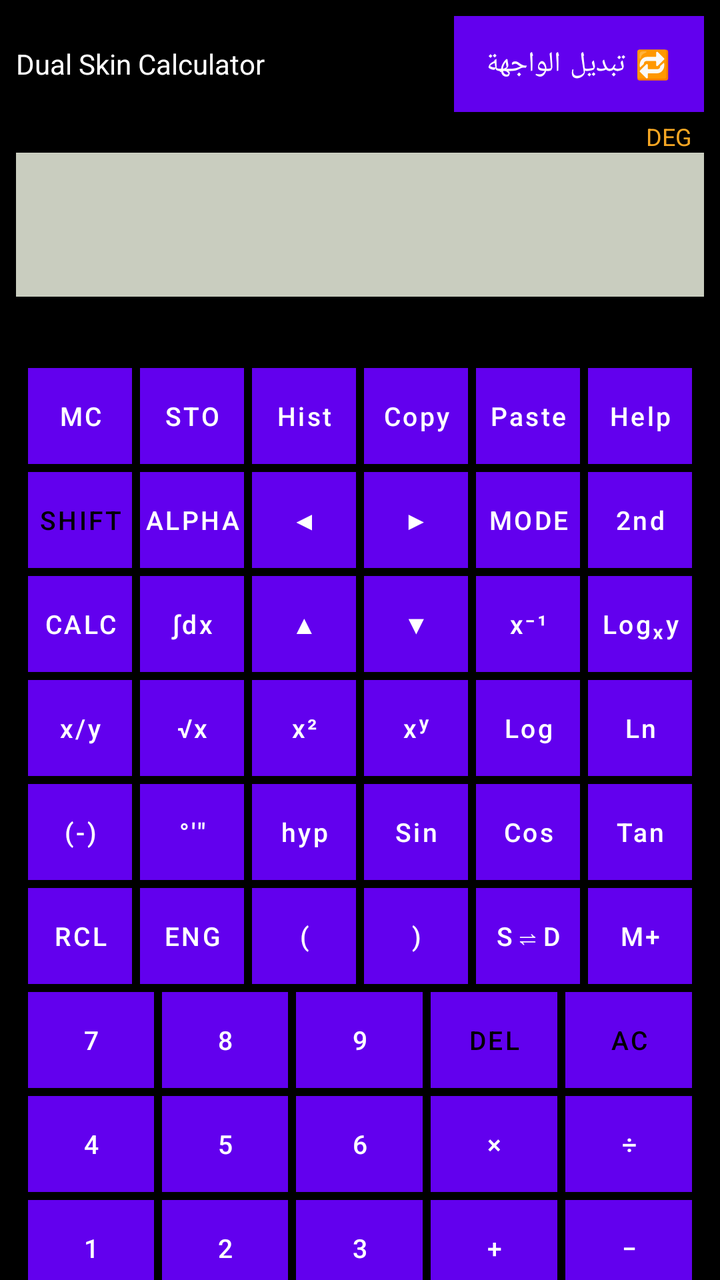
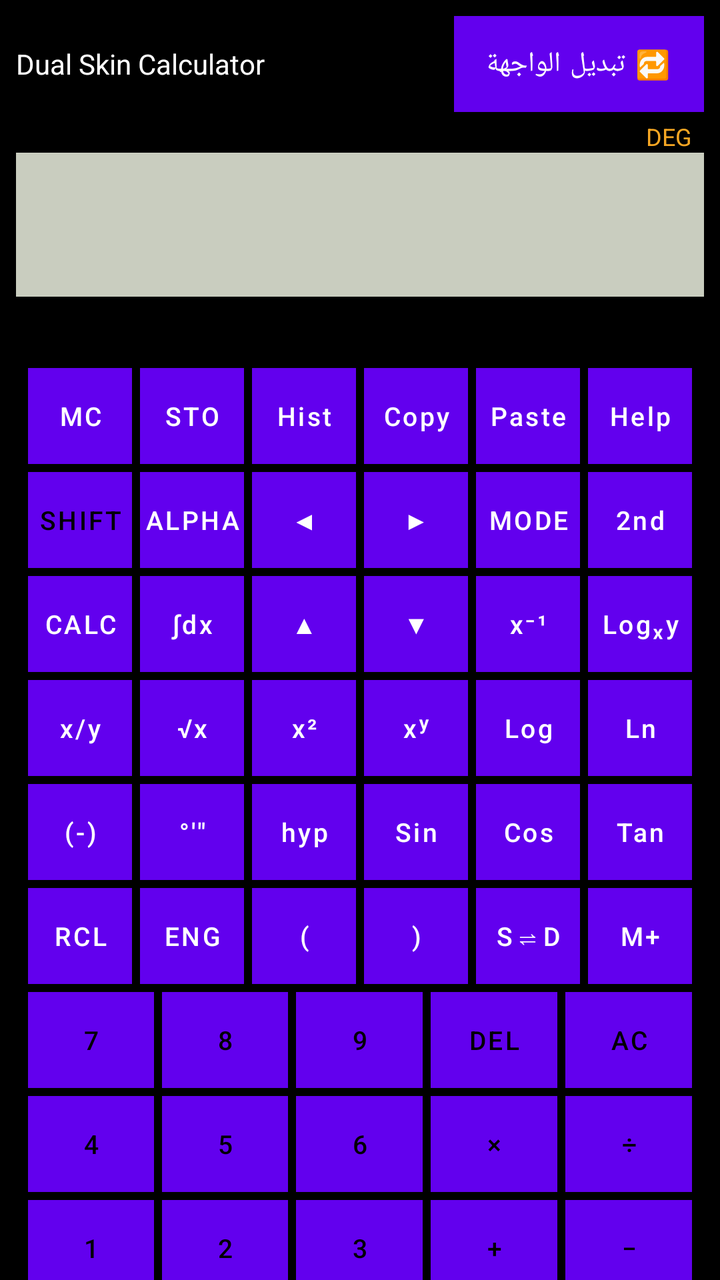

The first picture is an Android layout as it rendered before a commit; the second is the same layout after the commit. The layout source and the unified diff follow.
<!-- AndroidManifest.xml: application theme Theme.DualSkinCalculator -->
<!-- res/layout/activity_main.xml -->
<?xml version="1.0" encoding="utf-8"?>
<ScrollView xmlns:android="http://schemas.android.com/apk/res/android"
    android:layout_width="match_parent"
    android:layout_height="match_parent"
    android:background="#000000">

    <LinearLayout
        android:layout_width="match_parent"
        android:layout_height="wrap_content"
        android:orientation="vertical"
        android:padding="8dp">

        <LinearLayout
            android:layout_width="match_parent"
            android:layout_height="wrap_content"
            android:orientation="horizontal"
            android:gravity="center_vertical"
            android:paddingBottom="4dp">

            <TextView
                android:layout_width="0dp"
                android:layout_height="wrap_content"
                android:layout_weight="1"
                android:text="@string/app_name"
                android:textColor="#FFFFFF"
                android:textSize="14sp" />

            <Button
                android:id="@+id/btnToggleSkin"
                android:layout_width="wrap_content"
                android:layout_height="wrap_content"
                android:text="🔁 تبديل الواجهة"
                android:textAllCaps="false"
                android:background="@color/sci_purple"
                android:textColor="#FFFFFF" />
        </LinearLayout>

        <TextView
            android:id="@+id/statusView"
            android:layout_width="match_parent"
            android:layout_height="wrap_content"
            android:gravity="end"
            android:textColor="#F5A623"
            android:textSize="12sp"
            android:paddingEnd="6dp"
            android:text="DEG" />

        <EditText
            android:id="@+id/display"
            android:layout_width="match_parent"
            android:layout_height="72dp"
            android:gravity="end|center_vertical"
            android:textSize="28sp"
            android:padding="12dp"
            android:background="@color/sci_display_bg"
            android:textColor="#000000"
            android:inputType="none"
            android:importantForAutofill="no" />

        <TextView
            android:id="@+id/resultView"
            android:layout_width="match_parent"
            android:layout_height="wrap_content"
            android:gravity="end"
            android:textColor="#AAAAAA"
            android:textSize="16sp"
            android:paddingTop="2dp"
            android:paddingBottom="6dp"
            android:paddingEnd="12dp" />

        <FrameLayout
            android:layout_width="match_parent"
            android:layout_height="wrap_content">

            <LinearLayout
                android:id="@+id/llScientific"
                android:layout_width="match_parent"
                android:layout_height="wrap_content"
                android:orientation="vertical"
                android:background="@color/sci_bg"
                android:padding="4dp">

                <LinearLayout android:layout_width="match_parent" android:layout_height="wrap_content" android:orientation="horizontal">
                    <Button style="@style/SciKey" android:text="MC" android:tag="ACT:MC" />
                    <Button style="@style/SciKey" android:text="STO" android:tag="ACT:MSTO" />
                    <Button style="@style/SciKey" android:text="Hist" android:tag="ACT:HISTORY" />
                    <Button style="@style/SciKey" android:text="Copy" android:tag="ACT:COPY" />
                    <Button style="@style/SciKey" android:text="Paste" android:tag="ACT:PASTE" />
                    <Button style="@style/SciKey" android:text="Help" android:tag="ACT:HELP" />
                </LinearLayout>

                <LinearLayout android:layout_width="match_parent" android:layout_height="wrap_content" android:orientation="horizontal">
                    <Button style="@style/SciKeyOrange" android:text="SHIFT" android:tag="ACT:SHIFT" />
                    <Button style="@style/SciKeyPurple" android:text="ALPHA" android:tag="ACT:ALPHA" />
                    <Button style="@style/SciKey" android:text="◀" android:tag="ACT:LEFT" />
                    <Button style="@style/SciKey" android:text="▶" android:tag="ACT:RIGHT" />
                    <Button style="@style/SciKey" android:text="MODE" android:tag="ACT:MODE" />
                    <Button style="@style/SciKey" android:text="2nd" android:tag="ACT:2ND" />
                </LinearLayout>

                <LinearLayout android:layout_width="match_parent" android:layout_height="wrap_content" android:orientation="horizontal">
                    <Button style="@style/SciKey" android:text="CALC" android:tag="ACT:STUB" />
                    <Button style="@style/SciKey" android:text="∫dx" android:tag="ACT:STUB" />
                    <Button style="@style/SciKey" android:text="▲" android:tag="ACT:UP" />
                    <Button style="@style/SciKey" android:text="▼" android:tag="ACT:DOWN" />
                    <Button style="@style/SciKey" android:text="x⁻¹" android:tag="INS:^(-1)" />
                    <Button style="@style/SciKey" android:text="Logₓy" android:tag="FUN:logxy" />
                </LinearLayout>

                <LinearLayout android:layout_width="match_parent" android:layout_height="wrap_content" android:orientation="horizontal">
                    <Button style="@style/SciKey" android:text="x/y" android:tag="INS:/" />
                    <Button style="@style/SciKey" android:text="√x" android:tag="FUN:sqrt" />
                    <Button style="@style/SciKey" android:text="x²" android:tag="INS:^2" />
                    <Button style="@style/SciKey" android:text="xʸ" android:tag="INS:^" />
                    <Button style="@style/SciKey" android:text="Log" android:tag="FUN:log" />
                    <Button style="@style/SciKey" android:text="Ln" android:tag="FUN:ln" />
                </LinearLayout>

                <LinearLayout android:layout_width="match_parent" android:layout_height="wrap_content" android:orientation="horizontal">
                    <Button style="@style/SciKey" android:text="(-)" android:tag="INS:-" />
                    <Button style="@style/SciKey" android:text="°′″" android:tag="ACT:STUB" />
                    <Button style="@style/SciKey" android:text="hyp" android:tag="ACT:HYP" />
                    <Button style="@style/SciKey" android:text="Sin" android:tag="FUN:sin" />
                    <Button style="@style/SciKey" android:text="Cos" android:tag="FUN:cos" />
                    <Button style="@style/SciKey" android:text="Tan" android:tag="FUN:tan" />
                </LinearLayout>

                <LinearLayout android:layout_width="match_parent" android:layout_height="wrap_content" android:orientation="horizontal">
                    <Button style="@style/SciKey" android:text="RCL" android:tag="ACT:MR" />
                    <Button style="@style/SciKey" android:text="ENG" android:tag="ACT:STUB" />
                    <Button style="@style/SciKey" android:text="(" android:tag="INS:(" />
                    <Button style="@style/SciKey" android:text=")" android:tag="INS:)" />
                    <Button style="@style/SciKey" android:text="S⇌D" android:tag="ACT:STUB" />
                    <Button style="@style/SciKey" android:text="M+" android:tag="ACT:MPLUS" />
                </LinearLayout>

                <LinearLayout android:layout_width="match_parent" android:layout_height="wrap_content" android:orientation="horizontal">
                    <Button style="@style/SciKey" android:text="7" android:tag="INS:7" />
                    <Button style="@style/SciKey" android:text="8" android:tag="INS:8" />
                    <Button style="@style/SciKey" android:text="9" android:tag="INS:9" />
                    <Button style="@style/SciKeyOrange" android:text="DEL" android:tag="ACT:DEL" />
                    <Button style="@style/SciKeyOrange" android:text="AC" android:tag="ACT:AC" />
                </LinearLayout>

                <LinearLayout android:layout_width="match_parent" android:layout_height="wrap_content" android:orientation="horizontal">
                    <Button style="@style/SciKey" android:text="4" android:tag="INS:4" />
                    <Button style="@style/SciKey" android:text="5" android:tag="INS:5" />
                    <Button style="@style/SciKey" android:text="6" android:tag="INS:6" />
                    <Button style="@style/SciKey" android:text="×" android:tag="INS:*" />
                    <Button style="@style/SciKey" android:text="÷" android:tag="INS:/" />
                </LinearLayout>

                <LinearLayout android:layout_width="match_parent" android:layout_height="wrap_content" android:orientation="horizontal">
                    <Button style="@style/SciKey" android:text="1" android:tag="INS:1" />
                    <Button style="@style/SciKey" android:text="2" android:tag="INS:2" />
                    <Button style="@style/SciKey" android:text="3" android:tag="INS:3" />
                    <Button style="@style/SciKey" android:text="+" android:tag="INS:+" />
                    <Button style="@style/SciKey" android:text="−" android:tag="INS:-" />
                </LinearLayout>

                <LinearLayout android:layout_width="match_parent" android:layout_height="wrap_content" android:orientation="horizontal">
                    <Button style="@style/SciKey" android:text="0" android:tag="INS:0" />
                    <Button style="@style/SciKey" android:text="." android:tag="INS:." />
                    <Button style="@style/SciKey" android:text="Exp" android:tag="INS:e" />
                    <Button style="@style/SciKey" android:text="Ans" android:tag="ACT:ANS" />
                    <Button style="@style/SciKeyOrange" android:text="=" android:tag="ACT:EQUALS" />
                </LinearLayout>

            </LinearLayout>

            <LinearLayout
                android:id="@+id/llMinimal"
                android:layout_width="match_parent"
                android:layout_height="wrap_content"
                android:orientation="vertical"
                android:background="@color/minimal_bg"
                android:padding="4dp"
                android:visibility="gone">

                <LinearLayout android:layout_width="match_parent" android:layout_height="wrap_content" android:orientation="horizontal">
                    <Button style="@style/MinimalKey" android:text="AC" android:tag="ACT:AC" />
                    <Button style="@style/MinimalKey" android:text="DEL" android:tag="ACT:DEL" />
                    <Button style="@style/MinimalKey" android:text="%" android:tag="INS:%" />
                    <Button style="@style/MinimalKey" android:text="÷" android:tag="INS:/" />
                </LinearLayout>
                <LinearLayout android:layout_width="match_parent" android:layout_height="wrap_content" android:orientation="horizontal">
                    <Button style="@style/MinimalKey" android:text="7" android:tag="INS:7" />
                    <Button style="@style/MinimalKey" android:text="8" android:tag="INS:8" />
                    <Button style="@style/MinimalKey" android:text="9" android:tag="INS:9" />
                    <Button style="@style/MinimalKey" android:text="×" android:tag="INS:*" />
                </LinearLayout>
                <LinearLayout android:layout_width="match_parent" android:layout_height="wrap_content" android:orientation="horizontal">
                    <Button style="@style/MinimalKey" android:text="4" android:tag="INS:4" />
                    <Button style="@style/MinimalKey" android:text="5" android:tag="INS:5" />
                    <Button style="@style/MinimalKey" android:text="6" android:tag="INS:6" />
                    <Button style="@style/MinimalKey" android:text="−" android:tag="INS:-" />
                </LinearLayout>
                <LinearLayout android:layout_width="match_parent" android:layout_height="wrap_content" android:orientation="horizontal">
                    <Button style="@style/MinimalKey" android:text="1" android:tag="INS:1" />
                    <Button style="@style/MinimalKey" android:text="2" android:tag="INS:2" />
                    <Button style="@style/MinimalKey" android:text="3" android:tag="INS:3" />
                    <Button style="@style/MinimalKey" android:text="+" android:tag="INS:+" />
                </LinearLayout>
                <LinearLayout android:layout_width="match_parent" android:layout_height="wrap_content" android:orientation="horizontal">
                    <Button style="@style/MinimalKey" android:text="0" android:tag="INS:0" />
                    <Button style="@style/MinimalKey" android:text="." android:tag="INS:." />
                    <Button style="@style/MinimalKey" android:text="=" android:tag="ACT:EQUALS" />
                </LinearLayout>

            </LinearLayout>

        </FrameLayout>

    </LinearLayout>
</ScrollView>
<!-- resources referenced by this layout -->
<resources>
  <color name="minimal_bg">#FFFFFF</color>
  <color name="sci_bg">#000000</color>
  <color name="sci_display_bg">#C9CDBF</color>
  <color name="sci_purple">#B695F2</color>
  <string name="app_name">Dual Skin Calculator</string>
  <style name="MinimalKey">
          <item name="android:layout_width">0dp</item>
          <item name="android:layout_height">56dp</item>
          <item name="android:layout_weight">1</item>
          <item name="android:layout_margin">3dp</item>
          <item name="android:background">@color/minimal_btn</item>
          <item name="android:textColor">@color/minimal_text</item>
          <item name="android:textSize">18sp</item>
          <item name="android:textAllCaps">false</item>
          <item name="android:minWidth">0dp</item>
          <item name="android:minHeight">0dp</item>
      </style>
  <style name="SciKey">
          <item name="android:layout_width">0dp</item>
          <item name="android:layout_height">48dp</item>
          <item name="android:layout_weight">1</item>
          <item name="android:layout_margin">2dp</item>
          <item name="android:background">@color/sci_key</item>
          <item name="android:textColor">@color/sci_key_text</item>
          <item name="android:textSize">13sp</item>
          <item name="android:textAllCaps">false</item>
          <item name="android:minWidth">0dp</item>
          <item name="android:minHeight">0dp</item>
          <item name="android:padding">0dp</item>
      </style>
  <style name="SciKeyOrange" parent="SciKey">
          <item name="android:background">@color/sci_orange</item>
          <item name="android:textColor">#000000</item>
      </style>
  <style name="SciKeyPurple" parent="SciKey">
          <item name="android:background">@color/sci_purple</item>
          <item name="android:textColor">#FFFFFF</item>
      </style>
  <style name="Theme.DualSkinCalculator" parent="Theme.MaterialComponents.DayNight.NoActionBar" />
  <color name="minimal_btn">#F2F2F2</color>
  <color name="minimal_text">#000000</color>
  <color name="sci_key">#B695F2</color>
  <color name="sci_key_text">#FFFFFF</color>
  <color name="sci_orange">#B695F2</color>
</resources>

<!-- the commit's change to res/layout/activity_main.xml (unified diff, before → after) -->
@@ -135,34 +135,34 @@
                 </LinearLayout>
 
                 <LinearLayout android:layout_width="match_parent" android:layout_height="wrap_content" android:orientation="horizontal">
-                    <Button style="@style/SciKey" android:text="7" android:tag="INS:7" />
-                    <Button style="@style/SciKey" android:text="8" android:tag="INS:8" />
-                    <Button style="@style/SciKey" android:text="9" android:tag="INS:9" />
+                    <Button style="@style/SciKeyDigit" android:text="7" android:tag="INS:7" />
+                    <Button style="@style/SciKeyDigit" android:text="8" android:tag="INS:8" />
+                    <Button style="@style/SciKeyDigit" android:text="9" android:tag="INS:9" />
                     <Button style="@style/SciKeyOrange" android:text="DEL" android:tag="ACT:DEL" />
                     <Button style="@style/SciKeyOrange" android:text="AC" android:tag="ACT:AC" />
                 </LinearLayout>
 
                 <LinearLayout android:layout_width="match_parent" android:layout_height="wrap_content" android:orientation="horizontal">
-                    <Button style="@style/SciKey" android:text="4" android:tag="INS:4" />
-                    <Button style="@style/SciKey" android:text="5" android:tag="INS:5" />
-                    <Button style="@style/SciKey" android:text="6" android:tag="INS:6" />
-                    <Button style="@style/SciKey" android:text="×" android:tag="INS:*" />
-                    <Button style="@style/SciKey" android:text="÷" android:tag="INS:/" />
-                </LinearLayout>
-
-                <LinearLayout android:layout_width="match_parent" android:layout_height="wrap_content" android:orientation="horizontal">
-                    <Button style="@style/SciKey" android:text="1" android:tag="INS:1" />
-                    <Button style="@style/SciKey" android:text="2" android:tag="INS:2" />
-                    <Button style="@style/SciKey" android:text="3" android:tag="INS:3" />
-                    <Button style="@style/SciKey" android:text="+" android:tag="INS:+" />
-                    <Button style="@style/SciKey" android:text="−" android:tag="INS:-" />
-                </LinearLayout>
-
-                <LinearLayout android:layout_width="match_parent" android:layout_height="wrap_content" android:orientation="horizontal">
-                    <Button style="@style/SciKey" android:text="0" android:tag="INS:0" />
-                    <Button style="@style/SciKey" android:text="." android:tag="INS:." />
-                    <Button style="@style/SciKey" android:text="Exp" android:tag="INS:e" />
-                    <Button style="@style/SciKey" android:text="Ans" android:tag="ACT:ANS" />
+                    <Button style="@style/SciKeyDigit" android:text="4" android:tag="INS:4" />
+                    <Button style="@style/SciKeyDigit" android:text="5" android:tag="INS:5" />
+                    <Button style="@style/SciKeyDigit" android:text="6" android:tag="INS:6" />
+                    <Button style="@style/SciKeyDigit" android:text="×" android:tag="INS:*" />
+                    <Button style="@style/SciKeyDigit" android:text="÷" android:tag="INS:/" />
+                </LinearLayout>
+
+                <LinearLayout android:layout_width="match_parent" android:layout_height="wrap_content" android:orientation="horizontal">
+                    <Button style="@style/SciKeyDigit" android:text="1" android:tag="INS:1" />
+                    <Button style="@style/SciKeyDigit" android:text="2" android:tag="INS:2" />
+                    <Button style="@style/SciKeyDigit" android:text="3" android:tag="INS:3" />
+                    <Button style="@style/SciKeyDigit" android:text="+" android:tag="INS:+" />
+                    <Button style="@style/SciKeyDigit" android:text="−" android:tag="INS:-" />
+                </LinearLayout>
+
+                <LinearLayout android:layout_width="match_parent" android:layout_height="wrap_content" android:orientation="horizontal">
+                    <Button style="@style/SciKeyDigit" android:text="0" android:tag="INS:0" />
+                    <Button style="@style/SciKeyDigit" android:text="." android:tag="INS:." />
+                    <Button style="@style/SciKeyDigit" android:text="Exp" android:tag="INS:e" />
+                    <Button style="@style/SciKeyDigit" android:text="Ans" android:tag="ACT:ANS" />
                     <Button style="@style/SciKeyOrange" android:text="=" android:tag="ACT:EQUALS" />
                 </LinearLayout>
 
<!-- resource entries referenced after the edit -->
@@ -30,6 +30,9 @@
           <item name="android:minHeight">0dp</item>
           <item name="android:padding">0dp</item>
       </style>
+  <style name="SciKeyDigit" parent="SciKey">
+          <item name="android:textColor">#000000</item>
+      </style>
   <style name="SciKeyOrange" parent="SciKey">
           <item name="android:background">@color/sci_orange</item>
           <item name="android:textColor">#000000</item>
